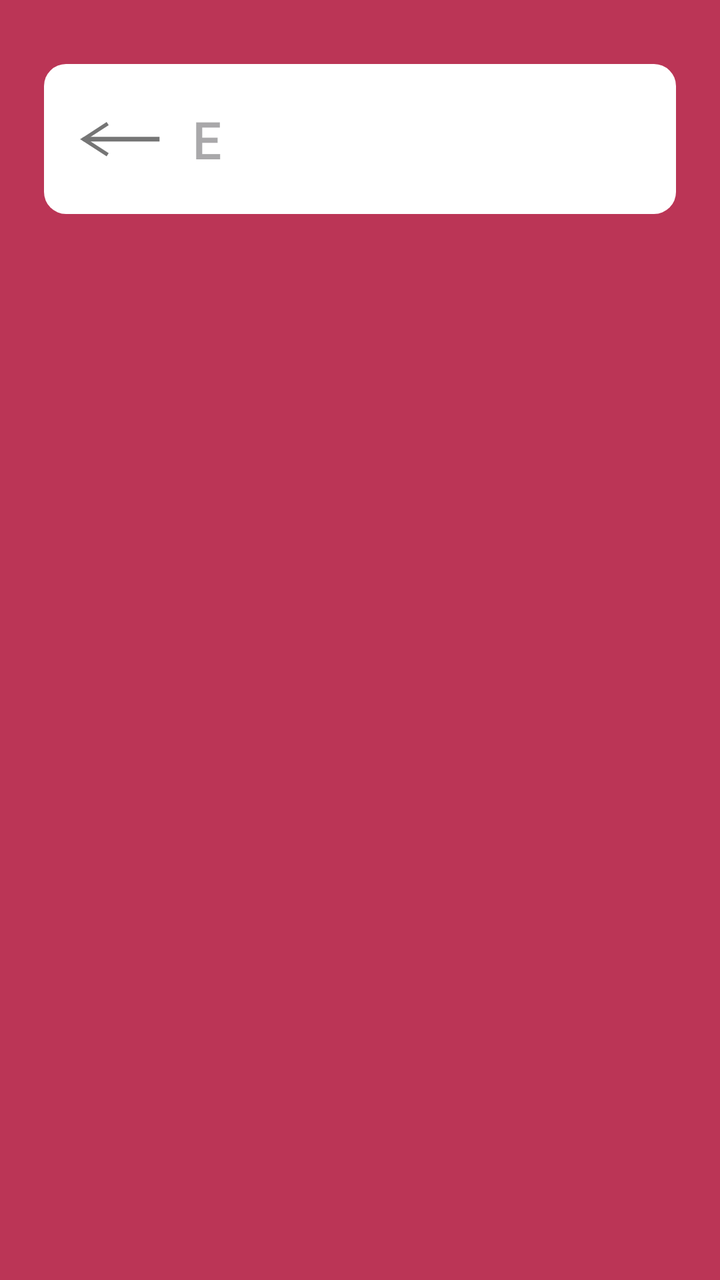
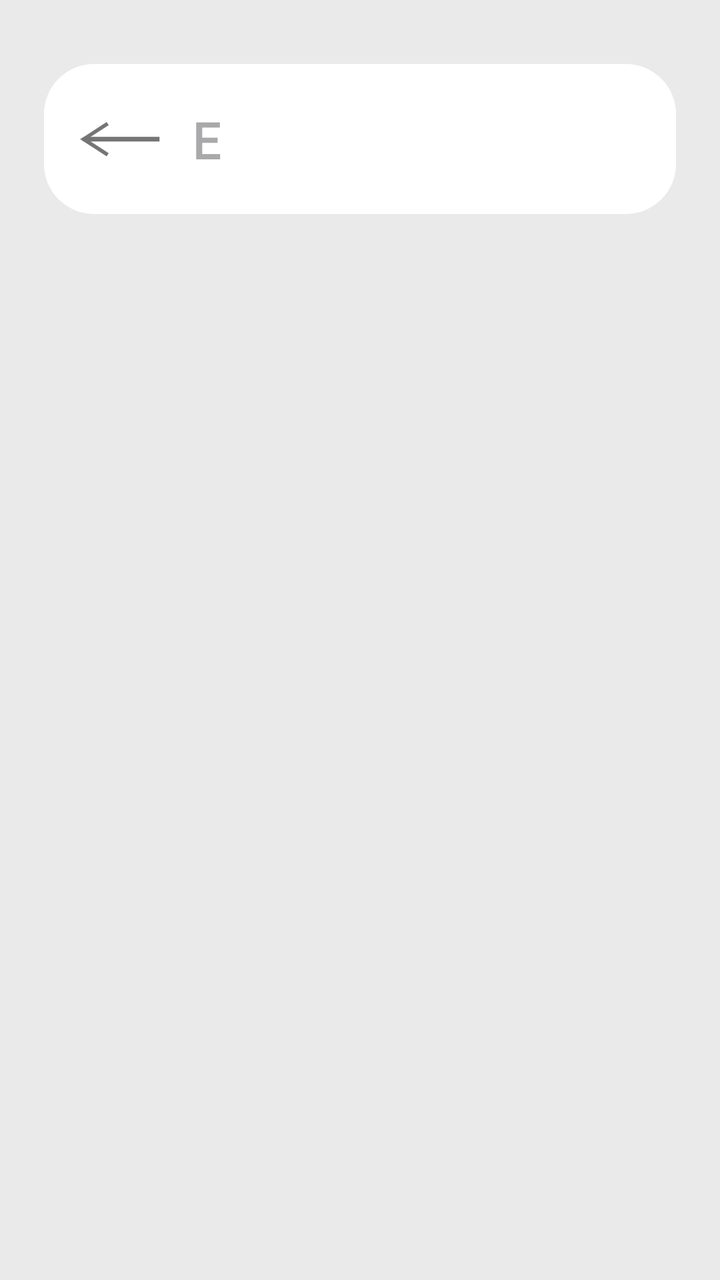

The first picture is an Android layout as it rendered before a commit; the second is the same layout after the commit. The layout source and the unified diff follow.
<!-- AndroidManifest.xml: application theme Theme.CheckApp -->
<!-- res/layout/activity_main.xml -->
<?xml version="1.0" encoding="utf-8"?>
<LinearLayout xmlns:android="http://schemas.android.com/apk/res/android"
    android:layout_width="match_parent"
    android:layout_height="match_parent"
    xmlns:app="http://schemas.android.com/apk/res-auto"
    android:orientation="vertical"
    android:padding="22dp"
    android:background="#BB3556">

    <androidx.constraintlayout.widget.ConstraintLayout
        android:layout_width="match_parent"
        android:layout_height="75dp"
        android:background="@drawable/blocks_search_style"
        android:padding="10dp"
        android:layout_marginBottom="8dp"
        android:clipToPadding="false"
        android:layout_marginTop="10dp"
        android:radius="10dp">

        <ImageView
            android:id="@+id/backButton"
            android:layout_width="40dp"
            android:layout_height="40dp"
            android:layout_marginStart="8dp"
            android:src="@drawable/ic_back"
            app:layout_constraintStart_toStartOf="parent"
            app:layout_constraintTop_toTopOf="parent"
            app:layout_constraintBottom_toBottomOf="parent"
            android:contentDescription="Back"/>

        <EditText
            android:id="@+id/searchEditText"
            android:layout_width="0dp"
            android:layout_height="60dp"
            android:background="@drawable/edittext_background"
            android:hint="E"
            android:fontFamily="@font/geologica_auto_medium"
            android:textStyle="bold"
            android:paddingStart="16dp"
            android:textColor="#000000"
            android:textSize="25sp"
            app:layout_constraintBottom_toBottomOf="parent"
            app:layout_constraintEnd_toEndOf="parent"
            app:layout_constraintStart_toEndOf="@id/backButton"
            app:layout_constraintTop_toTopOf="parent" />

            </androidx.constraintlayout.widget.ConstraintLayout>


    <androidx.recyclerview.widget.RecyclerView
        android:id="@+id/recyclerView"
        android:layout_width="match_parent"
        android:layout_height="0dp"
        android:layout_marginTop="20dp"
        android:layout_marginBottom="20dp"
        android:layout_weight="1"
        android:clipToPadding="false"
        android:scrollbars="vertical" />
</LinearLayout>
<!-- resources referenced by this layout -->
<resources>
  <!-- drawable blocks_search_style (drawable) -->
  <?xml version="1.0" encoding="utf-8"?>
  <shape xmlns:android="http://schemas.android.com/apk/res/android">
      <solid android:color="@color/white"></solid>
      <corners android:topRightRadius="11dp" android:bottomRightRadius="11dp" android:bottomLeftRadius="11dp" android:topLeftRadius="11dp"></corners>
  </shape>
  <!-- drawable edittext_background (drawable) -->
  <shape xmlns:android="http://schemas.android.com/apk/res/android" android:shape="rectangle">
      <solid android:color="@color/white"/>
      <corners android:radius="10dp"/>
  </shape>
  <!-- drawable ic_back (drawable) -->
  <vector xmlns:android="http://schemas.android.com/apk/res/android" android:height="13.929412dp" android:viewportHeight="37" android:viewportWidth="85" android:width="32dp">
        
      <path android:fillColor="#757575" android:pathData="M84.5,20.848H4.5V15.848H84.5V20.848Z"/>
        
      <path android:fillColor="#00000000" android:pathData="M3.405,18.674L29.406,1.674" android:strokeColor="#757575" android:strokeWidth="4"/>
        
      <path android:fillColor="#757575" android:pathData="M30.5,33.349L28.31,36.696L2.311,19.695L4.5,16.348L30.5,33.349Z"/>
        
      <path android:fillColor="#757575" android:pathData="M0,18.348L4.5,15.75V20.946L0,18.348Z"/>
      
  </vector>
  <style name="Theme.CheckApp" parent="Base.Theme.CheckApp" />
  <color name="white">#FFFFFFFF</color>
  <style name="Base.Theme.CheckApp" parent="Theme.Material3.DayNight.NoActionBar">
          
          
      </style>
</resources>

<!-- the commit's change to res/layout/activity_main.xml (unified diff, before → after) -->
@@ -5,12 +5,12 @@
     xmlns:app="http://schemas.android.com/apk/res-auto"
     android:orientation="vertical"
     android:padding="22dp"
-    android:background="#BB3556">
+    android:background="#EAEAEA">
 
     <androidx.constraintlayout.widget.ConstraintLayout
         android:layout_width="match_parent"
         android:layout_height="75dp"
-        android:background="@drawable/blocks_search_style"
+        android:background="@drawable/blocks_btns_style"
         android:padding="10dp"
         android:layout_marginBottom="8dp"
         android:clipToPadding="false"
<!-- resource entries referenced after the edit -->
@@ -1,10 +1,11 @@
 <!-- resources referenced by this layout -->
 <resources>
-  <!-- drawable blocks_search_style (drawable) -->
+  <!-- drawable blocks_btns_style (drawable) -->
   <?xml version="1.0" encoding="utf-8"?>
   <shape xmlns:android="http://schemas.android.com/apk/res/android">
       <solid android:color="@color/white"></solid>
-      <corners android:topRightRadius="11dp" android:bottomRightRadius="11dp" android:bottomLeftRadius="11dp" android:topLeftRadius="11dp"></corners>
+      <corners android:topRightRadius="25dp" android:bottomRightRadius="25dp" android:bottomLeftRadius="25dp" android:topLeftRadius="25dp"></corners>
+  
   </shape>
   <!-- drawable edittext_background (drawable) -->
   <shape xmlns:android="http://schemas.android.com/apk/res/android" android:shape="rectangle">
